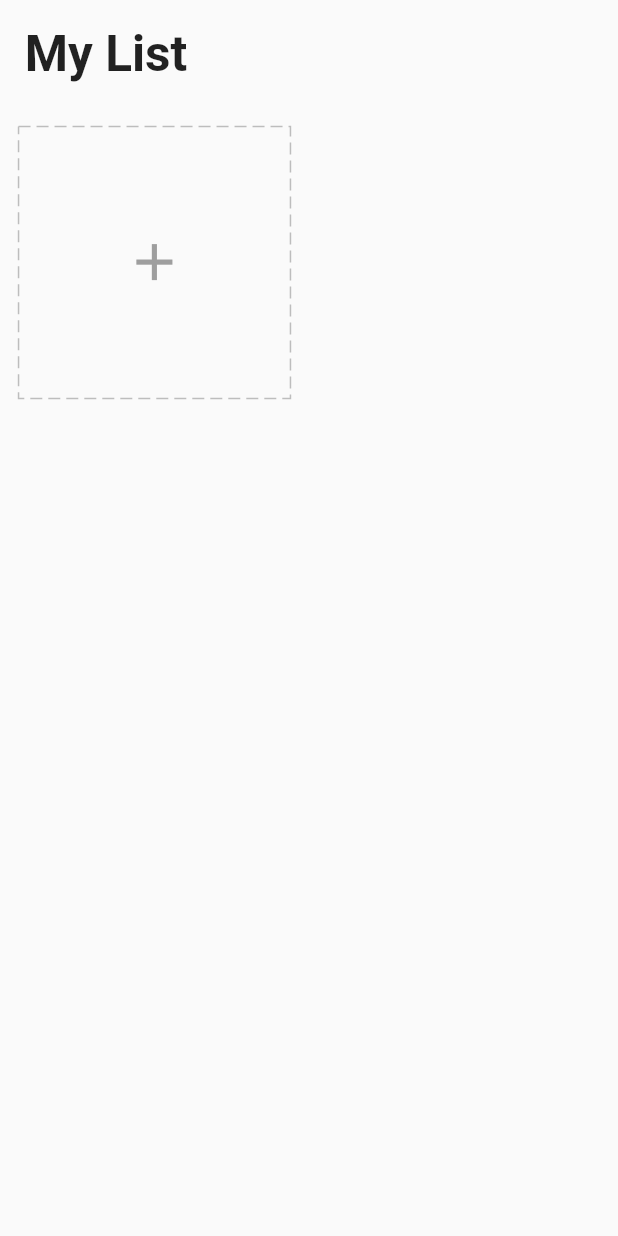
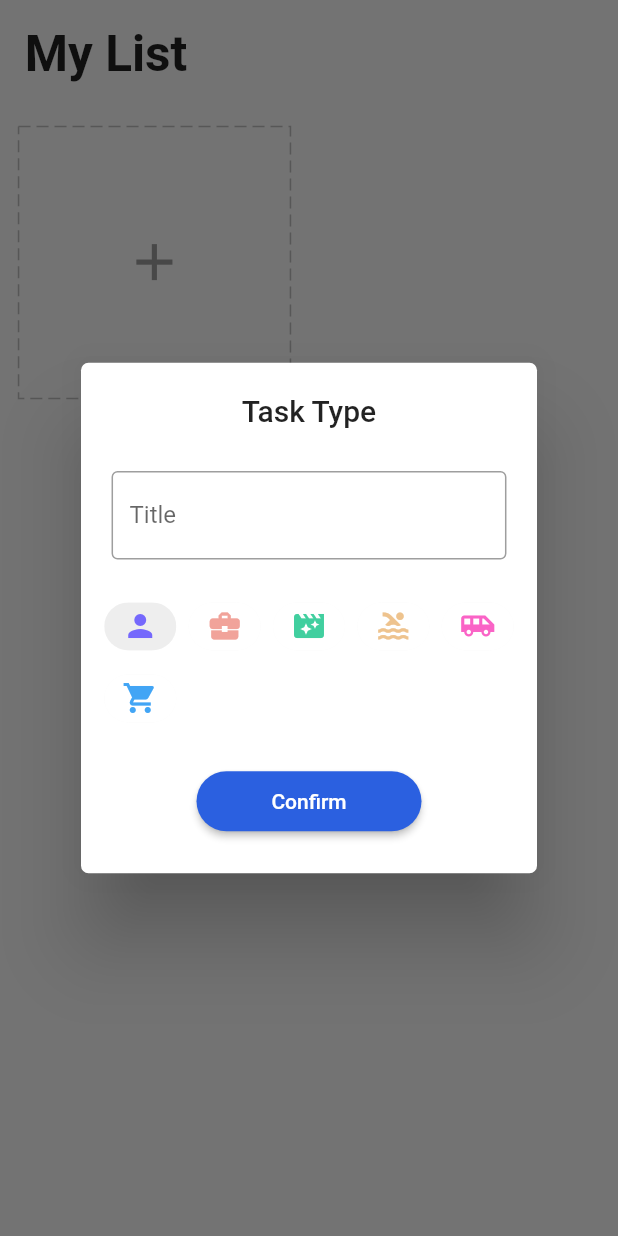
Before and after one commit to Dev2Web15/Webapp_Task_Manager, a Flutter app: the screen it shows after launch, after a tap on the "add" icon, on a phone screen of 412 x 824 dp. Run offline on Flutter 3.47's test engine with Material 2 defaults, Android fonts, the phone set to English and light mode, and no system bars; drawn by our look-alikes of dotted_border; our stand-ins replace equatable, flutter_easyloading, get, get_storage.

Commit message:
add task card

```diff
--- a/lib/app/modules/home/controller.dart
+++ b/lib/app/modules/home/controller.dart
@@ -1,3 +1,4 @@
+import 'package:flutter/cupertino.dart';
 import 'package:get/get.dart';
 import 'package:task_manager/app/data/services/storage/repository.dart';
 
@@ -7,6 +8,9 @@ class HomeController extends GetxController{
   TaskRepository taskRepository;
   HomeController ({required this.taskRepository});
 
+  final formKey = GlobalKey<FormState>();
+  final editCtrl = TextEditingController();
+  final chipIndex = 0.obs;
   final tasks = <Task>[].obs;
 
   @override
@@ -20,4 +24,16 @@ class HomeController extends GetxController{
   void onClose() {
     super.onClose();
   }
+
+  void changeChipIndex(int value) {
+    chipIndex.value = value;
+  }
+
+  bool addTask(Task task) {
+    if (tasks.contains(task)) {
+      return false;
+    }
+    tasks.add(task);
+    return true;
+  }
 }
--- a/lib/app/modules/home/widgets/add_card.dart
+++ b/lib/app/modules/home/widgets/add_card.dart
@@ -1,9 +1,12 @@
 import 'package:dotted_border/dotted_border.dart';
 import 'package:flutter/cupertino.dart';
 import 'package:flutter/material.dart';
+import 'package:flutter_easyloading/flutter_easyloading.dart';
 import 'package:get/get.dart';
 import 'package:get/get_core/src/get_main.dart';
 import 'package:task_manager/app/core/utils/extensions.dart';
+import 'package:task_manager/app/core/values/colors.dart';
+import 'package:task_manager/app/data/models/task.dart';
 import 'package:task_manager/app/modules/home/controller.dart';
 import 'package:task_manager/app/widgets/icons.dart';
 
@@ -20,7 +23,82 @@ class AddCard extends StatelessWidget {
       height: squareWidth / 2,
       margin: EdgeInsets.all(3.0.wp),
       child: InkWell(
-        onTap: () {},
+        onTap: () async {
+          await Get.defaultDialog(
+            titlePadding: EdgeInsets.symmetric(vertical: 5.0.wp),
+            radius: 5,
+            title: "Task Type",
+            content: Form(
+              key: homeCtrl.formKey,
+              child: Column(
+                children: [
+                  Padding(
+                    padding: EdgeInsets.symmetric(horizontal: 3.0.wp),
+                    child: TextFormField(
+                      controller: homeCtrl.editCtrl,
+                      decoration: InputDecoration(
+                        border: OutlineInputBorder(),
+                        labelText: "Title",
+                      ),
+                      validator: (value) {
+                        if (value == null || value.trim().isEmpty) {
+                          return "Please enter your task title";
+                        }
+                        return null;
+                      },
+                    ),
+                  ),
+                  Padding(
+                    padding: EdgeInsets.symmetric(vertical: 5.0.wp),
+                    child: Wrap(
+                      spacing: 2.0.wp,
+                      children: icons
+                          .map((e) => Obx(() {
+                            final index = icons.indexOf(e);
+                            return ChoiceChip(
+                              selectedColor: Colors.grey[200],
+                                pressElevation: 0,
+                                backgroundColor: Colors.white,
+                                label: e,
+                                selected: homeCtrl.chipIndex.value == index,
+                              onSelected: (bool selected) {
+                                  homeCtrl.chipIndex.value =
+                                  selected ? index : 0;
+                              },
+                            );
+                          }))
+                          .toList(),
+                    ),
+                  ),
+                  ElevatedButton(
+                    style: ElevatedButton.styleFrom(
+                      primary: blue,
+                      shape: RoundedRectangleBorder(
+                        borderRadius: BorderRadius.circular(20)
+                      ),
+                      minimumSize: Size(150, 40),
+                    ),
+                      onPressed: () {
+                      if(homeCtrl.formKey.currentState!.validate()) {
+                        int icon = icons[homeCtrl.chipIndex.value].icon!.codePoint;
+                        String color = icons[homeCtrl.chipIndex.value].color!.toHex();
+                        var task = Task(
+                          title: homeCtrl.editCtrl.text,
+                          icon: icon,
+                          color: color,
+                        );
+                        Get.back();
+                        homeCtrl.addTask(task) ?
+                            EasyLoading.showSuccess("Create Sucess") :
+                            EasyLoading.showError("Duplicate Task");
+                      }
+                      },
+                      child: Text("Confirm"))
+                ],
+              )));
+          homeCtrl.editCtrl.clear();
+          homeCtrl.changeChipIndex(0);
+        },
         child: DottedBorder(
           color: Colors.grey[400]!,
           dashPattern: [8,4],
```
Also changed, not shown: lib/app/modules/home/widgets/task_card.dart (added).
